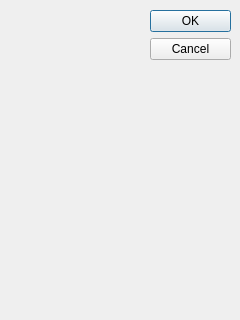
Qt form Student/configurationwindow.ui (eerotarri/Korttipeli) before a commit.
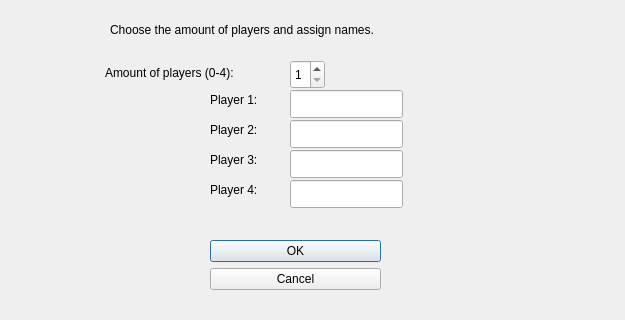
The same form after that commit.

The edit to the form file:
```diff
--- a/Student/configurationwindow.ui
+++ b/Student/configurationwindow.ui
@@ -5,7 +5,7 @@
    <rect>
     <x>0</x>
     <y>0</y>
-    <width>240</width>
+    <width>625</width>
     <height>320</height>
    </rect>
   </property>
@@ -15,10 +15,10 @@
   <widget class="QDialogButtonBox" name="buttonBox">
    <property name="geometry">
     <rect>
-     <x>150</x>
-     <y>10</y>
-     <width>81</width>
-     <height>301</height>
+     <x>210</x>
+     <y>240</y>
+     <width>171</width>
+     <height>61</height>
     </rect>
    </property>
    <property name="orientation">
@@ -27,7 +27,168 @@
    <property name="standardButtons">
     <set>QDialogButtonBox::Cancel|QDialogButtonBox::Ok</set>
    </property>
+   <property name="centerButtons">
+    <bool>false</bool>
+   </property>
   </widget>
+  <widget class="QLineEdit" name="player1NameInput">
+   <property name="geometry">
+    <rect>
+     <x>290</x>
+     <y>90</y>
+     <width>113</width>
+     <height>28</height>
+    </rect>
+   </property>
+   <property name="maxLength">
+    <number>12</number>
+   </property>
+  </widget>
+  <widget class="QLineEdit" name="player2NameInput">
+   <property name="geometry">
+    <rect>
+     <x>290</x>
+     <y>120</y>
+     <width>113</width>
+     <height>28</height>
+    </rect>
+   </property>
+   <property name="maxLength">
+    <number>12</number>
+   </property>
+  </widget>
+  <widget class="QLineEdit" name="player3NameInput">
+   <property name="geometry">
+    <rect>
+     <x>290</x>
+     <y>150</y>
+     <width>113</width>
+     <height>28</height>
+    </rect>
+   </property>
+   <property name="maxLength">
+    <number>12</number>
+   </property>
+  </widget>
+  <widget class="QLineEdit" name="player4NameInput">
+   <property name="geometry">
+    <rect>
+     <x>290</x>
+     <y>180</y>
+     <width>113</width>
+     <height>28</height>
+    </rect>
+   </property>
+   <property name="maxLength">
+    <number>12</number>
+   </property>
+  </widget>
+  <widget class="QLabel" name="player1Label">
+   <property name="geometry">
+    <rect>
+     <x>210</x>
+     <y>90</y>
+     <width>63</width>
+     <height>20</height>
+    </rect>
+   </property>
+   <property name="text">
+    <string>Player 1:</string>
+   </property>
+  </widget>
+  <widget class="QLabel" name="player2Label">
+   <property name="geometry">
+    <rect>
+     <x>210</x>
+     <y>120</y>
+     <width>63</width>
+     <height>20</height>
+    </rect>
+   </property>
+   <property name="text">
+    <string>Player 2:</string>
+   </property>
+  </widget>
+  <widget class="QLabel" name="player3Label">
+   <property name="geometry">
+    <rect>
+     <x>210</x>
+     <y>150</y>
+     <width>63</width>
+     <height>20</height>
+    </rect>
+   </property>
+   <property name="text">
+    <string>Player 3:</string>
+   </property>
+  </widget>
+  <widget class="QLabel" name="player4Label">
+   <property name="geometry">
+    <rect>
+     <x>210</x>
+     <y>180</y>
+     <width>63</width>
+     <height>20</height>
+    </rect>
+   </property>
+   <property name="text">
+    <string>Player 4:</string>
+   </property>
+  </widget>
+  <widget class="QSpinBox" name="playerAmountSpinBox">
+   <property name="geometry">
+    <rect>
+     <x>290</x>
+     <y>60</y>
+     <width>35</width>
+     <height>29</height>
+    </rect>
+   </property>
+   <property name="minimum">
+    <number>1</number>
+   </property>
+   <property name="maximum">
+    <number>4</number>
+   </property>
+  </widget>
+  <widget class="QLabel" name="amountOfPlayersLabel">
+   <property name="geometry">
+    <rect>
+     <x>105</x>
+     <y>63</y>
+     <width>171</width>
+     <height>20</height>
+    </rect>
+   </property>
+   <property name="text">
+    <string>Amount of players (0-4):</string>
+   </property>
+  </widget>
+  <widget class="QLabel" name="label">
+   <property name="geometry">
+    <rect>
+     <x>110</x>
+     <y>20</y>
+     <width>331</width>
+     <height>20</height>
+    </rect>
+   </property>
+   <property name="text">
+    <string>Choose the amount of players and assign names.</string>
+   </property>
+  </widget>
+  <zorder>player2NameInput</zorder>
+  <zorder>buttonBox</zorder>
+  <zorder>player1NameInput</zorder>
+  <zorder>player3NameInput</zorder>
+  <zorder>player4NameInput</zorder>
+  <zorder>player1Label</zorder>
+  <zorder>player2Label</zorder>
+  <zorder>player3Label</zorder>
+  <zorder>player4Label</zorder>
+  <zorder>playerAmountSpinBox</zorder>
+  <zorder>amountOfPlayersLabel</zorder>
+  <zorder>label</zorder>
  </widget>
  <resources/>
  <connections>
```
Left out of the diff: 1 changed line with no effect on the pictures.
